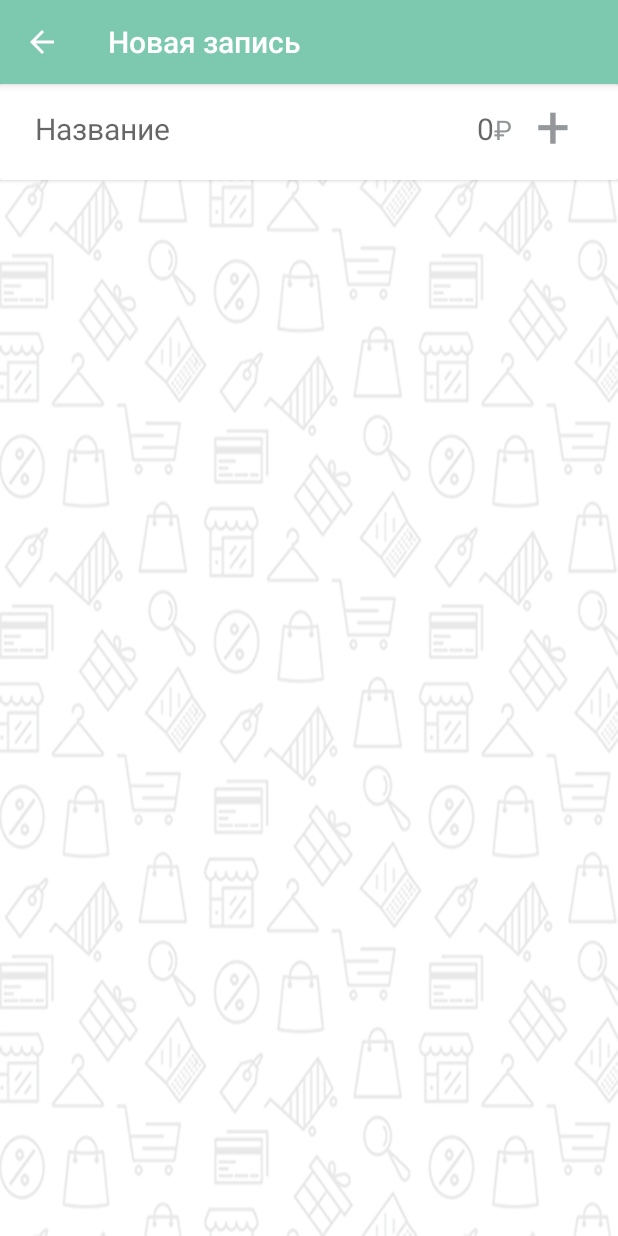
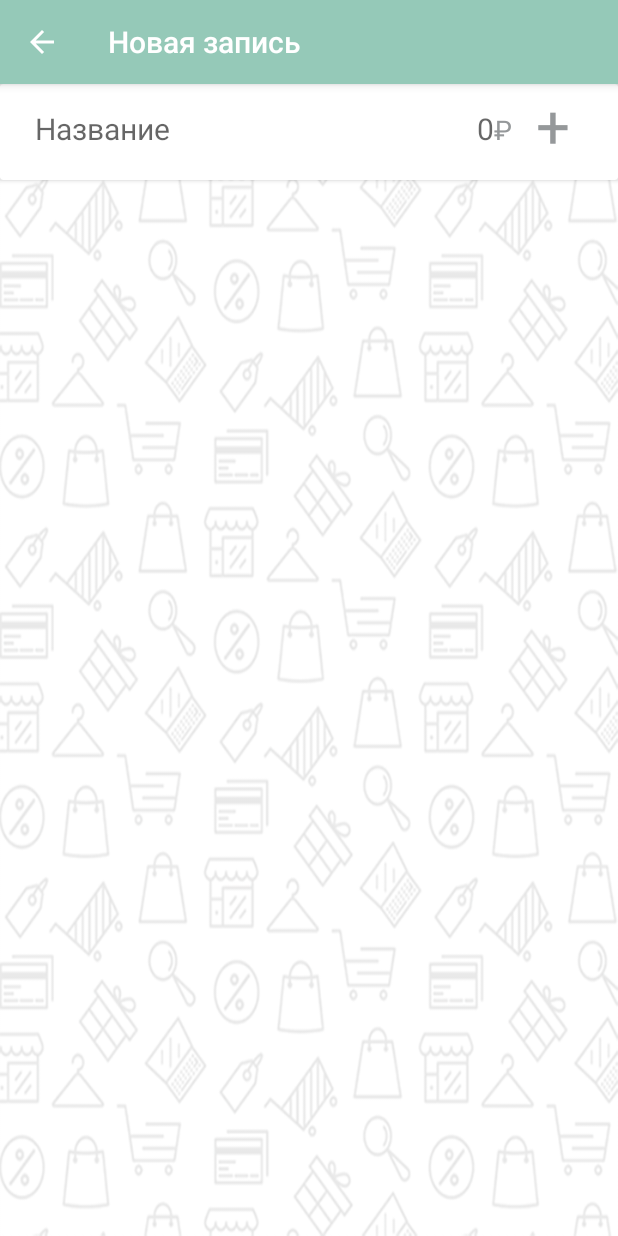
Before and after one commit to Sinetskiy/AndroidMoneyTracker, an Android app: the screen it shows after launch (AddItemActivity), after a tap on an icon or button, on a phone screen of 412 x 824 dp. Run offline under Robolectric (Android 15) with nearby library versions, the phone set to English and light mode, and no system bars.

Commit message:
do everything like in manual

```diff
--- a/app/src/main/java/moneytrackerjune17/loftschool/com/loftschoolmoneytrackerjune17/AddItemActivity.java
+++ b/app/src/main/java/moneytrackerjune17/loftschool/com/loftschoolmoneytrackerjune17/AddItemActivity.java
@@ -21,11 +21,13 @@ public class AddItemActivity extends AppCompatActivity {
     protected void onCreate(Bundle savedInstanceState) {
         super.onCreate(savedInstanceState);
         setContentView(R.layout.activity_add);
+
         type = getIntent().getStringExtra(EXTRA_TYPE);
 
         final TextView add = (TextView) findViewById(R.id.add);
         final EditText name = (EditText) findViewById(R.id.name);
         final EditText price = (EditText) findViewById(R.id.price);
+
         final TextWatcher textWatcher = new TextWatcher() {
             @Override
             public void beforeTextChanged(CharSequence s, int start, int count, int after) {
--- a/app/src/main/java/moneytrackerjune17/loftschool/com/loftschoolmoneytrackerjune17/ItemsFragment.java
+++ b/app/src/main/java/moneytrackerjune17/loftschool/com/loftschoolmoneytrackerjune17/ItemsFragment.java
@@ -7,15 +7,19 @@ import android.support.v4.app.Fragment;
 import android.support.v4.app.LoaderManager;
 import android.support.v4.content.AsyncTaskLoader;
 import android.support.v4.content.Loader;
+import android.support.v4.widget.SwipeRefreshLayout;
 import android.support.v7.widget.RecyclerView;
 import android.view.LayoutInflater;
 import android.view.View;
 import android.view.ViewGroup;
 import android.widget.Toast;
+
 import java.util.List;
+
 import moneytrackerjune17.loftschool.com.loftschoolmoneytrackerjune17.api.AddResult;
 import moneytrackerjune17.loftschool.com.loftschoolmoneytrackerjune17.api.Result;
 import moneytrackerjune17.loftschool.com.loftschoolmoneytrackerjune17.api.LSApi;
+
 import static android.app.Activity.RESULT_OK;
 import static moneytrackerjune17.loftschool.com.loftschoolmoneytrackerjune17.AddItemActivity.RC_ADD_ITEM;
 
@@ -35,6 +39,7 @@ public class ItemsFragment extends Fragment {
     private String type;
     private LSApi api;
     private View add;
+    private SwipeRefreshLayout refresh;
 
     @Nullable
     @Override
@@ -48,13 +53,24 @@ public class ItemsFragment extends Fragment {
 
         final RecyclerView items = (RecyclerView) view.findViewById(R.id.items);
         items.setAdapter(adapter);
+
+        refresh = (SwipeRefreshLayout) view.findViewById(R.id.refresh);
+        refresh.setOnRefreshListener(
+                new SwipeRefreshLayout.OnRefreshListener() {
+
+                    @Override
+                    public void onRefresh() {
+                        loadItems();
+                    }
+                });
         add = view.findViewById(R.id.add);
-        add.setOnClickListener(new View.OnClickListener(){
+        add.setOnClickListener(new View.OnClickListener() {
 
             @Override
             public void onClick(View v) {
-                Intent intent = new Intent(getActivity(), AddItemActivity.class);
-                intent.putExtra(AddItemActivity.EXTRA_TYPE , type);
+
+                final Intent intent = new Intent(getActivity(), AddItemActivity.class);
+                intent.putExtra(AddItemActivity.EXTRA_TYPE, type);
                 startActivityForResult(intent, AddItemActivity.RC_ADD_ITEM);
             }
         });
@@ -100,15 +116,6 @@ public class ItemsFragment extends Fragment {
             public void onLoaderReset(Loader<List<Item>> loader) {
             }
         }).forceLoad();
-    }
-
-    @Override
-    public void onActivityResult(int requestCode, int resultCode, Intent data) {
-        if(requestCode == RC_ADD_ITEM && resultCode == RESULT_OK){
-            Item item = (Item) data.getSerializableExtra(AddItemActivity.RESULT_ITEM);
-            Toast toast = Toast.makeText(getContext(), item.name + " " + item.price, Toast.LENGTH_LONG);
-            toast.show();
-        }
     }
 
     private void addItem(final Item item) {
@@ -173,4 +180,15 @@ public class ItemsFragment extends Fragment {
         }).startLoading();
     }
 
+    @Override
+    public void onActivityResult(int requestCode, int resultCode, Intent data) {
+        if (requestCode == RC_ADD_ITEM && resultCode == RESULT_OK) {
+
+            addItem((Item) data.getSerializableExtra(AddItemActivity.RESULT_ITEM));
+            Item item = (Item) data.getSerializableExtra(AddItemActivity.RESULT_ITEM);
+            Toast toast = Toast.makeText(getContext(), item.name + " " + item.price, Toast.LENGTH_LONG);
+            toast.show();
+        }
+    }
+
 }
--- a/app/src/main/java/moneytrackerjune17/loftschool/com/loftschoolmoneytrackerjune17/MainActivity.java
+++ b/app/src/main/java/moneytrackerjune17/loftschool/com/loftschoolmoneytrackerjune17/MainActivity.java
@@ -10,18 +10,28 @@ import android.support.v7.widget.Toolbar;
 
 public class MainActivity extends AppCompatActivity {
 
+    private TabLayout tabs;
+    private ViewPager pages;
+
     @Override
     protected void onCreate(Bundle savedInstanceState) {
         super.onCreate(savedInstanceState);
+
         setContentView(R.layout.activity_main);
-        final TabLayout tabs = (TabLayout) findViewById(R.id.tabs);
-        final ViewPager pages = (ViewPager) findViewById(R.id.pages);
+        tabs = (TabLayout) findViewById(R.id.tabs);
+        pages = (ViewPager) findViewById(R.id.pages);
         final Toolbar toolbar = (Toolbar) findViewById(R.id.toolbar);
 
         setSupportActionBar(toolbar);
+        initUi();
+    }
+
+    private void initUi() {
+        if (pages.getAdapter() != null)
+            return;
+
         pages.setAdapter(new MainPagerAdapter());
         tabs.setupWithViewPager(pages);
-
     }
 
 
--- /dev/null
+++ b/app/src/main/res/drawable-hdpi/bg_item.xml
@@ -0,0 +1,4 @@
+<selector xmlns:android="http://schemas.android.com/apk/res/android">
+    <item android:drawable="@color/colorItemSelected" android:state_activated="true" />
+    <item android:drawable="@color/colorItem" />
+</selector>
--- /dev/null
+++ b/app/src/main/res/drawable-mdpi/bg_item.xml
@@ -0,0 +1,4 @@
+<selector xmlns:android="http://schemas.android.com/apk/res/android">
+    <item android:drawable="@color/colorItemSelected" android:state_activated="true" />
+    <item android:drawable="@color/colorItem" />
+</selector>
--- /dev/null
+++ b/app/src/main/res/drawable-xhdpi/bg_item.xml
@@ -0,0 +1,4 @@
+<selector xmlns:android="http://schemas.android.com/apk/res/android">
+    <item android:drawable="@color/colorItemSelected" android:state_activated="true" />
+    <item android:drawable="@color/colorItem" />
+</selector>
--- /dev/null
+++ b/app/src/main/res/drawable-xxhdpi/bg_item.xml
@@ -0,0 +1,4 @@
+<selector xmlns:android="http://schemas.android.com/apk/res/android">
+    <item android:drawable="@color/colorItemSelected" android:state_activated="true" />
+    <item android:drawable="@color/colorItem" />
+</selector>
--- /dev/null
+++ b/app/src/main/res/drawable-xxxhdpi/bg_item.xml
@@ -0,0 +1,4 @@
+<selector xmlns:android="http://schemas.android.com/apk/res/android">
+    <item android:drawable="@color/colorItemSelected" android:state_activated="true" />
+    <item android:drawable="@color/colorItem" />
+</selector>
--- a/app/src/main/res/layout/activity_add.xml
+++ b/app/src/main/res/layout/activity_add.xml
@@ -10,13 +10,13 @@
     <android.support.v7.widget.CardView
         android:layout_width="match_parent"
         android:layout_height="wrap_content"
-        android:elevation="40dp">
+        android:elevation="@dimen/elevation"
+        app:cardBackgroundColor="@color/white">
 
         <LinearLayout
             android:layout_width="match_parent"
             android:layout_height="wrap_content"
             android:layout_marginTop="-5dp"
-            android:background="@color/white"
             android:orientation="horizontal"
             android:paddingBottom="10dp"
             android:paddingEnd="16dp"
--- a/app/src/main/res/layout/activity_main.xml
+++ b/app/src/main/res/layout/activity_main.xml
@@ -8,12 +8,14 @@
 
     <android.support.design.widget.AppBarLayout
         android:layout_width="match_parent"
-        android:layout_height="wrap_content">
+        android:layout_height="wrap_content"
+        android:theme="@style/ThemeOverlay.AppCompat.Dark.ActionBar" >
 
         <android.support.v7.widget.Toolbar
             android:layout_width="match_parent"
             android:layout_height="?attr/actionBarSize"
-            android:id="@+id/toolbar"/>
+            android:id="@+id/toolbar"
+            app:popupTheme="@style/ThemeOverlay.AppCompat.Light" />
 
         <android.support.design.widget.TabLayout
             android:id="@+id/tabs"
--- a/app/src/main/res/values/colors.xml
+++ b/app/src/main/res/values/colors.xml
@@ -10,7 +10,9 @@
     <color name="tab_indicator">#fbff88</color>
     <color name="textColor">#ffffff</color>
     <color name="cool_grey">#95989a</color>
-    <color name="colorPrimary">#7dc9b0 </color>
-    <color name="colorPrimaryDark">#1ca498 </color>
-    <color name="colorAccent">#fff67a </color>
+    <color name="colorPrimary">#95c9b8</color>
+    <color name="colorPrimaryDark">#87b5a6</color>
+    <color name="colorAccent">#1ca498</color>
+    <color name="colorItem">#fcc31e</color>
+    <color name="colorItemSelected">#985305</color>
 </resources>
--- a/app/src/main/res/values/dimens.xml
+++ b/app/src/main/res/values/dimens.xml
@@ -8,4 +8,6 @@
     <dimen name="small_elevation">6dp</dimen>
     <dimen name="fab_lable_text_size">30dp</dimen>
     <dimen name="large_elevation">40dp</dimen>
+    <dimen name="elevation">40dp</dimen>
+    <dimen name="margin_medium">20dp</dimen>
 </resources>
--- a/app/src/main/res/values/styles.xml
+++ b/app/src/main/res/values/styles.xml
@@ -6,14 +6,15 @@
         <item name="colorPrimary">@color/colorPrimary</item>
         <item name="colorPrimaryDark">@color/colorPrimaryDark</item>
         <item name="colorAccent">@color/colorAccent</item>
+        <item name="actionModeBackground">@color/colorPrimary</item>
     </style>
 
     <style name="AppTheme.Toolbar" parent="Theme.AppCompat.Light.NoActionBar">
-        <item name="colorPrimary">@color/pale_teal</item>
-        <item name="colorPrimaryDark">@color/tealish</item>
-        <item name="colorAccent">@color/tealish</item>
+        <item name="colorPrimary">@color/colorPrimary</item>
+        <item name="colorPrimaryDark">@color/colorPrimaryDark</item>
+        <item name="colorAccent">@color/colorAccent</item>
+        <item name="actionModeBackground">@color/colorPrimary</item>
         <item name="windowActionModeOverlay">true</item>
-        <item name="android:textColor">@color/white</item>
     </style>
 
     <style name="ItemLinerLayout">
```
Also changed, not shown: app/src/main/res/layout/items.xml (+12 -19 lines), app/src/main/res/drawable-hdpi/plus.png (added), app/src/main/res/drawable-mdpi/plus.png (added), app/src/main/res/drawable-xhdpi/plus.png (added), app/src/main/res/drawable-xxhdpi/plus.png (added), app/src/main/res/drawable-xxxhdpi/plus.png (added).
